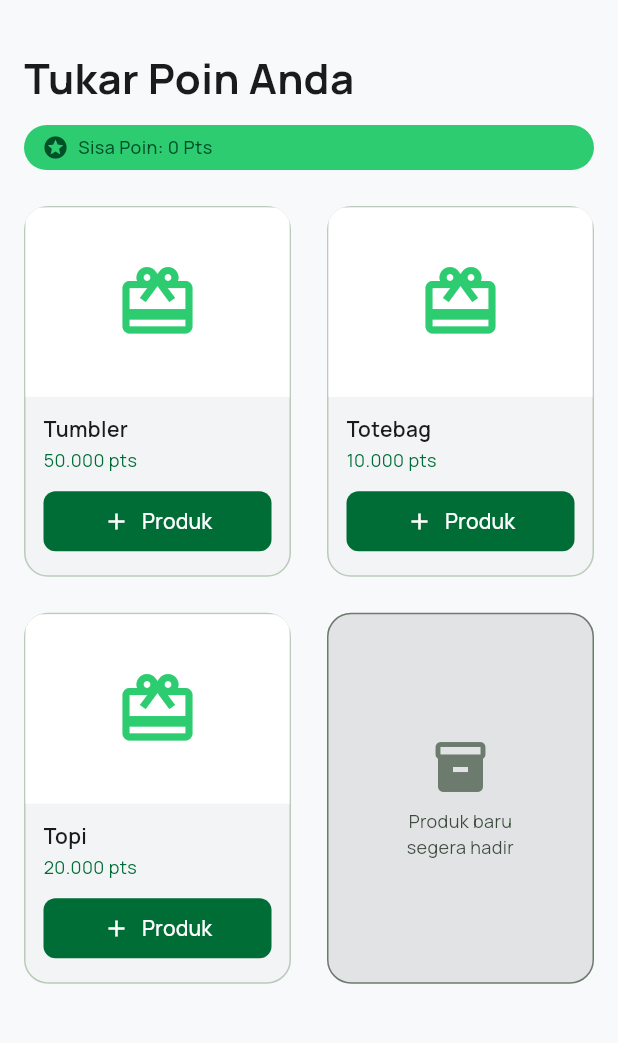
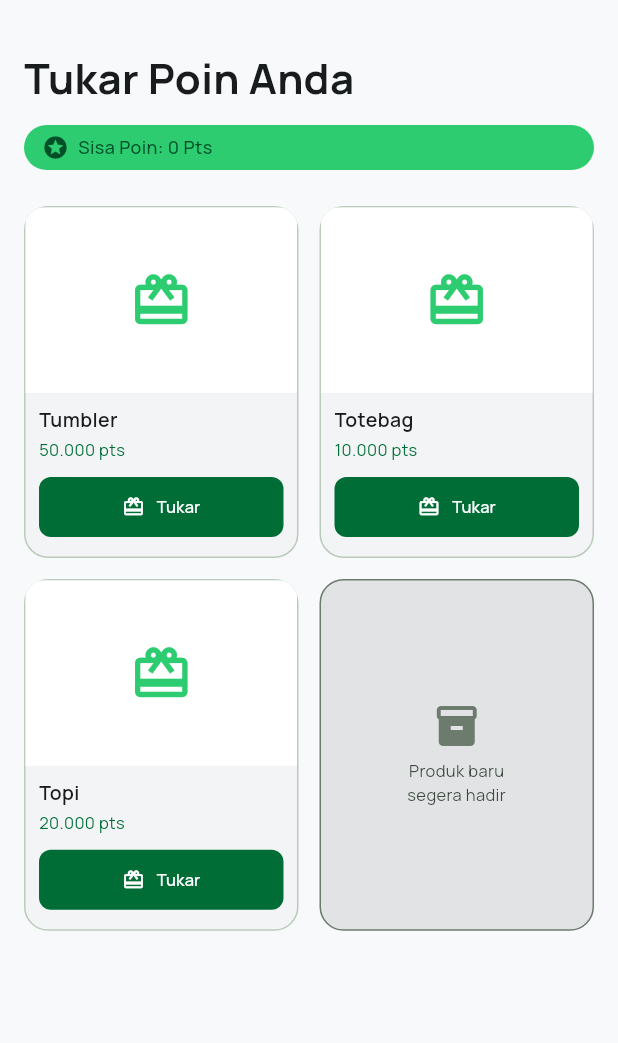
Before and after one commit to arjunsujarwo/smart-eco-bank, a Flutter app: the RewardsScreen screen opened directly, on a phone screen of 412 x 824 dp, the part 61-1104 px from its top. Run offline on Flutter 3.47's test engine with Material 3 defaults, Android fonts, the phone set to English and light mode, and no system bars; our stand-ins replace google_fonts; accounts and stored records are empty.

Commit message:
Compact responsive reward cards

```diff
--- a/frontend-mobile/lib/screens/rewards/rewards_screen.dart
+++ b/frontend-mobile/lib/screens/rewards/rewards_screen.dart
@@ -20,8 +20,8 @@ class _RewardsScreenState extends State<RewardsScreen> {
   @override
   void initState() {
     super.initState();
-    WidgetsBinding.instance.addPostFrameCallback(
-        (_) => context.read<RewardProvider>().load());
+    WidgetsBinding.instance
+        .addPostFrameCallback((_) => context.read<RewardProvider>().load());
   }
 
   Future<void> _redeem(RewardModel r) async {
@@ -35,8 +35,7 @@ class _RewardsScreenState extends State<RewardsScreen> {
       context: context,
       builder: (_) => Dialog(
         backgroundColor: Colors.white,
-        shape:
-            RoundedRectangleBorder(borderRadius: BorderRadius.circular(24)),
+        shape: RoundedRectangleBorder(borderRadius: BorderRadius.circular(24)),
         child: Padding(
           padding: const EdgeInsets.all(28),
           child: Column(
@@ -54,8 +53,7 @@ class _RewardsScreenState extends State<RewardsScreen> {
               ),
               const SizedBox(height: 24),
               const Text('Penukaran Sukses!',
-                  style:
-                      TextStyle(fontSize: 22, fontWeight: FontWeight.w600)),
+                  style: TextStyle(fontSize: 22, fontWeight: FontWeight.w600)),
               const SizedBox(height: 8),
               const Text(
                 'Poin Anda telah dipotong. Produk akan segera dikirimkan ke alamat Anda.',
@@ -131,14 +129,33 @@ class _RewardsScreenState extends State<RewardsScreen> {
                   ),
                 ),
                 const SizedBox(height: 24),
-                GridView.count(
-                  crossAxisCount: 2,
-                  shrinkWrap: true,
-                  physics: const NeverScrollableScrollPhysics(),
-                  mainAxisSpacing: 24,
-                  crossAxisSpacing: 24,
-                  childAspectRatio: 0.72,
-                  children: prov.items.map(_rewardCard).toList(),
+                LayoutBuilder(
+                  builder: (context, constraints) {
+                    final columns = constraints.maxWidth >= 1000
+                        ? 4
+                        : constraints.maxWidth >= 650
+                            ? 3
+                            : 2;
+                    return Center(
+                      child: ConstrainedBox(
+                        constraints: const BoxConstraints(maxWidth: 980),
+                        child: GridView.builder(
+                          itemCount: prov.items.length,
+                          shrinkWrap: true,
+                          physics: const NeverScrollableScrollPhysics(),
+                          gridDelegate:
+                              SliverGridDelegateWithFixedCrossAxisCount(
+                            crossAxisCount: columns,
+                            mainAxisSpacing: 14,
+                            crossAxisSpacing: 14,
+                            childAspectRatio: columns >= 3 ? 0.9 : 0.78,
+                          ),
+                          itemBuilder: (_, index) =>
+                              _rewardCard(prov.items[index]),
+                        ),
+                      ),
+                    );
+                  },
                 ),
               ],
             ),
@@ -152,21 +169,18 @@ class _RewardsScreenState extends State<RewardsScreen> {
           color: AppColors.surfaceVariant,
           borderRadius: BorderRadius.circular(16),
           border: Border.all(
-              color: AppColors.outline,
-              style: BorderStyle.solid,
-              width: 1),
+              color: AppColors.outline, style: BorderStyle.solid, width: 1),
         ),
         child: Center(
           child: Column(
             mainAxisAlignment: MainAxisAlignment.center,
             children: [
-              const Icon(Icons.inventory_2,
-                  size: 40, color: AppColors.outline),
-              const SizedBox(height: 8),
-              Text('Produk baru\nsegera hadir',
+              const Icon(Icons.inventory_2, size: 32, color: AppColors.outline),
+              const SizedBox(height: 6),
+              const Text('Produk baru\nsegera hadir',
                   textAlign: TextAlign.center,
-                  style: TextStyle(
-                      fontSize: 12, color: AppColors.onSurfaceVariant)),
+                  style: const TextStyle(
+                      fontSize: 11, color: AppColors.onSurfaceVariant)),
             ],
           ),
         ),
@@ -188,33 +202,36 @@ class _RewardsScreenState extends State<RewardsScreen> {
               width: double.infinity,
               color: Colors.white,
               child: const Icon(Icons.card_giftcard,
-                  size: 56, color: AppColors.primaryContainer),
+                  size: 42, color: AppColors.primaryContainer),
             ),
           ),
           Padding(
-            padding: const EdgeInsets.all(12),
+            padding: const EdgeInsets.all(9),
             child: Column(
               crossAxisAlignment: CrossAxisAlignment.start,
               children: [
                 Text(r.name,
-                    style: const TextStyle(fontWeight: FontWeight.w600)),
+                    maxLines: 1,
+                    overflow: TextOverflow.ellipsis,
+                    style: const TextStyle(
+                        fontSize: 13, fontWeight: FontWeight.w600)),
                 const SizedBox(height: 2),
                 Text('${_num.format(r.pointCost)} pts',
                     style: const TextStyle(
-                        fontSize: 12, color: AppColors.primary)),
-                const SizedBox(height: 8),
+                        fontSize: 11, color: AppColors.primary)),
+                const SizedBox(height: 6),
                 SizedBox(
                   width: double.infinity,
                   child: FilledButton.icon(
                     style: FilledButton.styleFrom(
                       backgroundColor: AppColors.primary,
-                      padding: const EdgeInsets.symmetric(vertical: 8),
+                      padding: const EdgeInsets.symmetric(vertical: 6),
                       shape: RoundedRectangleBorder(
                           borderRadius: BorderRadius.circular(8)),
                     ),
                     onPressed: () => _redeem(r),
-                    icon: const Icon(Icons.add, size: 18),
-                    label: const Text('Produk'),
+                    icon: const Icon(Icons.redeem, size: 15),
+                    label: const Text('Tukar', style: TextStyle(fontSize: 11)),
                   ),
                 ),
               ],
```
